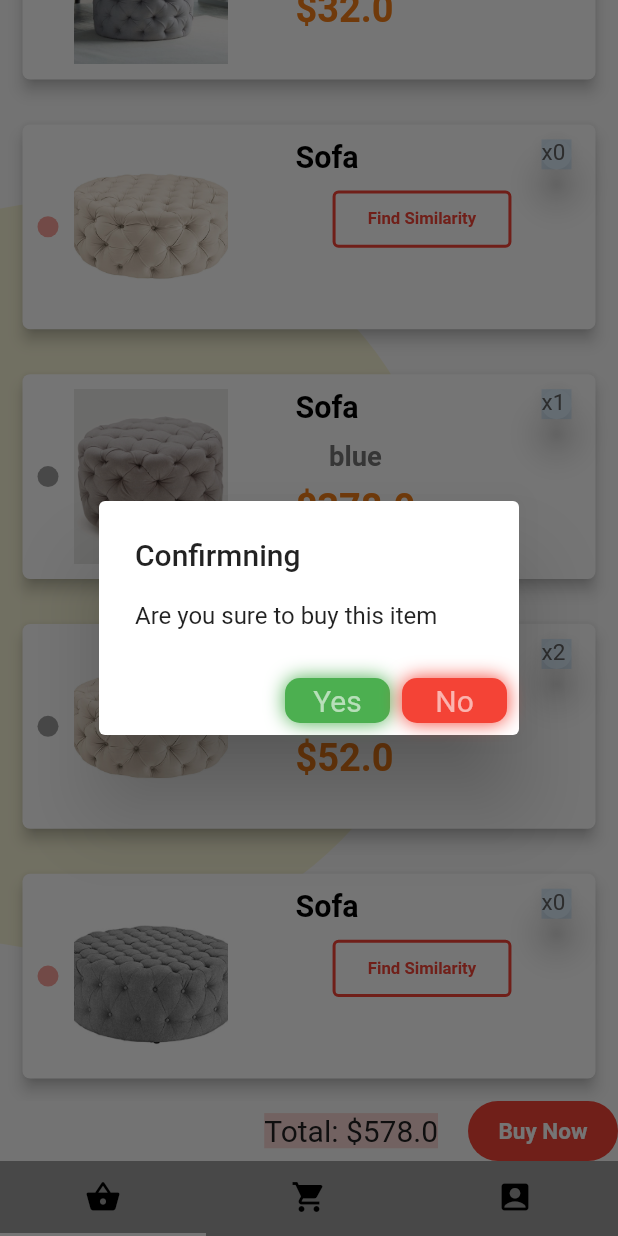
After one commit to yhabbeh/Flutter_UI, a Flutter app: the DashBoard screen opened directly, item 2 of the bottom bar chosen, scrolled down 576 dp, after a tap on "Buy Now", on a phone screen of 412 x 824 dp. The commit adds this screen. Run offline on Flutter 3.47's test engine with Material 2 defaults, Android fonts, the phone set to English and light mode, and no system bars; missing offline and left inert: dart:html; Roboto replaces fonts that are missing (Montserrat); project files that could hold a hidden picture were left out.

Commit message:
28/3/2022

```diff
--- a/lib/furnitureApp/dashBoard.dart
+++ b/lib/furnitureApp/dashBoard.dart
@@ -1,9 +1,8 @@
 import 'dart:html';
 
-import 'package:flutter/gestures.dart';
 import 'package:flutter/material.dart';
-import 'package:mian/furnitureApp/mainFurniture.dart';
 import 'package:mian/furnitureApp/productDescription.dart';
+import 'package:mian/furnitureApp/shoppingCart.dart';
 import 'package:mian/furnitureApp/stateScreen.dart';
 
 class DashBoard extends StatefulWidget {
@@ -14,7 +13,14 @@ class DashBoard extends StatefulWidget {
   State<DashBoard> createState() => _DashBoardState();
 }
 
-class _DashBoardState extends State<DashBoard> {
+class _DashBoardState extends State<DashBoard> with SingleTickerProviderStateMixin {
+  TabController? tabController;
+
+  @override
+  void initState() {
+    super.initState();
+    tabController = TabController(length: 3, vsync: this);
+  }
   List<bool> isFavorite = [true,true,false,true,true,true,false,true];
   bool changFavourite(getColor) {
     setState(() {
@@ -284,6 +290,33 @@ class _DashBoardState extends State<DashBoard> {
           )
         ],
       ),
+      bottomNavigationBar: Material(
+        color: Colors.grey,
+        child: TabBar(
+          controller: tabController,
+          indicatorColor: Colors.white,
+          tabs: [
+            IconButton(
+                onPressed: () {
+                  Navigator.push(context,
+                      MaterialPageRoute(builder: (context) => const DashBoard()));
+                },
+                icon: Icon(Icons.shopping_basket, color: Colors.black)),
+            IconButton(
+                onPressed: () {
+                  Navigator.push(context,
+                      MaterialPageRoute(builder: (context) => const ShoppingCart()));
+                },
+                icon: const Icon(Icons.shopping_cart, color: Colors.black)),
+            IconButton(
+                onPressed: () {
+                  Navigator.push(context,
+                      MaterialPageRoute(builder: (context) => const StateScreen()));
+                },
+                icon: Icon(Icons.account_box, color: Colors.black)),
+          ],
+        ),
+      ),
     );
   }
 
--- a/lib/furnitureApp/mainFurniture.dart
+++ b/lib/furnitureApp/mainFurniture.dart
@@ -1,6 +1,7 @@
 
 import 'package:flutter/material.dart';
 import 'package:mian/furnitureApp/productDescription.dart';
+import 'package:mian/furnitureApp/shoppingCart.dart';
 import 'package:mian/furnitureApp/stateScreen.dart';
 
 import 'dashBoard.dart';
@@ -15,7 +16,7 @@ class MyApp extends StatelessWidget {
   Widget build(BuildContext context) {
     return const MaterialApp(
       debugShowCheckedModeBanner: false,
-        home: ProductDescriptions(),//StateScreen(),//DashBoard(),
+        home: ShoppingCart(),//DashBoard(),//ProductDescriptions(),//StateScreen(),//
     );
   }
 }
--- a/lib/furnitureApp/productDescription.dart
+++ b/lib/furnitureApp/productDescription.dart
@@ -1,6 +1,7 @@
-import 'package:flutter/cupertino.dart';
 import 'package:flutter/material.dart';
 import 'package:flutter/rendering.dart';
+import 'package:mian/furnitureApp/shoppingCart.dart';
+import 'package:mian/furnitureApp/stateScreen.dart';
 
 import 'dashBoard.dart';
 
@@ -11,7 +12,14 @@ class ProductDescriptions extends StatefulWidget {
   State<ProductDescriptions> createState() => _ProductDescriptionsState();
 }
 
-class _ProductDescriptionsState extends State<ProductDescriptions> {
+class _ProductDescriptionsState extends State<ProductDescriptions>with SingleTickerProviderStateMixin {
+  TabController? tabController;
+
+  @override
+  void initState() {
+    super.initState();
+    tabController = TabController(length: 3, vsync: this);
+  }
   int photoIndex = 0;
 
   List<String> photos = [
@@ -300,6 +308,33 @@ class _ProductDescriptionsState extends State<ProductDescriptions> {
           )
         ],
       ),
+      bottomNavigationBar: Material(
+        color: Colors.grey,
+        child: TabBar(
+          controller: tabController,
+          indicatorColor: Colors.white,
+          tabs: [
+            IconButton(
+                onPressed: () {
+                  Navigator.push(context,
+                      MaterialPageRoute(builder: (context) => const DashBoard()));
+                },
+                icon: Icon(Icons.shopping_basket, color: Colors.black)),
+            IconButton(
+                onPressed: () {
+                  Navigator.push(context,
+                      MaterialPageRoute(builder: (context) => const ShoppingCart()));
+                },
+                icon: const Icon(Icons.shopping_cart, color: Colors.black)),
+            IconButton(
+                onPressed: () {
+                  Navigator.push(context,
+                      MaterialPageRoute(builder: (context) => const StateScreen()));
+                },
+                icon: Icon(Icons.account_box, color: Colors.black)),
+          ],
+        ),
+      ),
     );
   }
 }
--- /dev/null
+++ b/lib/furnitureApp/shoppingCart.dart
@@ -0,0 +1,334 @@
+import 'package:flutter/material.dart';
+import 'package:mian/furnitureApp/stateScreen.dart';
+import 'package:mian/furnitureApp/widgets/confirmingDialog.dart';
+
+import 'dashBoard.dart';
+
+class ShoppingCart extends StatefulWidget {
+  const ShoppingCart({Key? key}) : super(key: key);
+
+  @override
+  State<ShoppingCart> createState() => _ShoppingCartState();
+}
+
+class _ShoppingCartState extends State<ShoppingCart>
+    with SingleTickerProviderStateMixin {
+  TabController? tabController;
+
+  @override
+  void initState() {
+    super.initState();
+    tabController = TabController(length: 3, vsync: this);
+  }
+
+  List<bool> available = [true, false, true, true, false];
+  List<String> color = ["grey", "green", "blue", "black", "black"];
+  List<String> imgpath = [
+    "assets/otto2.jpeg",
+    "assets/otto3.jpg",
+    "assets/otto4.jpg",
+    "assets/otto5.jpg",
+    "assets/ottoman.jpg",
+  ];
+  List<int> counter = [3, 0, 1, 2, 0];
+  List<String> itemName = ["Sofa", "Sofa", "Sofa", "Sofa", "Sofa"];
+  List<double> price = [
+    32,
+    332,
+    378,
+    52,
+    35,
+  ];
+
+  //
+
+  double getTotal() {
+    double x = 0;
+    for (int i = 0; i < available.length; i++) {
+      available[i] ? x += price[i] * counter[i] : null;
+    }
+    return x;
+  }
+
+  @override
+  Widget build(BuildContext context) {
+    double width = MediaQuery.of(context).size.width;
+    double height = MediaQuery.of(context).size.height;
+    double total = getTotal();
+    return Scaffold(
+      body: ListView(
+        children: [
+          Stack(
+            children: [
+              Container(
+                height: 260,
+                width: double.infinity,
+                color: const Color(0xFFFDD148),
+              ),
+              Positioned(
+                bottom: 100,
+                left: -200,
+                child: Container(
+                  width: 500,
+                  height: 500,
+                  decoration: BoxDecoration(
+                      borderRadius: BorderRadius.circular(250),
+                      color: const Color(0x5df3e997)),
+                ),
+              ),
+              Positioned(
+                right: 25,
+                top: 20,
+                child: Container(
+                  width: 150,
+                  height: 150,
+                  decoration: BoxDecoration(
+                      borderRadius: BorderRadius.circular(250),
+                      color: const Color(0x5df3e997)),
+                ),
+              ),
+              Padding(
+                padding: const EdgeInsets.only(left: 20, top: 15),
+                child: IconButton(
+                  icon: const Icon(Icons.arrow_back_ios),
+                  color: Colors.black,
+                  iconSize: 25,
+                  onPressed: () {
+                    Navigator.push(
+                        context,
+                        MaterialPageRoute(
+                            builder: (context) => const DashBoard()));
+                  },
+                ),
+              ),
+              const Positioned(
+                  top: 100,
+                  left: 100,
+                  child: Text(
+                    "Shopping Cart",
+                    style: TextStyle(fontSize: 40, fontWeight: FontWeight.bold),
+                  )),
+              Padding(
+                  padding: const EdgeInsets.only(top: 200.0),
+                  child: ListView.builder(
+                    shrinkWrap: true,
+                    itemCount: available.length,
+                    itemBuilder: (context, index) => _buildMenueitems(
+                      available: available[index],
+                      color: color[index],
+                      width: width,
+                      imgPath: imgpath[index],
+                      counter: counter[index],
+                      itemName: itemName[index],
+                      price: price[index],
+                    ),
+                  )),
+            ],
+          ),
+          Row(
+            mainAxisAlignment: MainAxisAlignment.end,
+            children: [
+              Text('Total: \$' + total.toString(),
+                  style: TextStyle(
+                      color: Colors.grey.shade900,
+                      fontSize: 20,
+                      backgroundColor: Colors.red.withOpacity(0.2))),
+              const SizedBox(
+                width: 20,
+              ),
+              InkWell(
+                onTap: () {
+                  ConfirmingDialogButton(context: context);
+                },
+                /*
+                * here trying to reset total of amount paying in page */
+                child: Container(
+                  width: 100,
+                  height: 40,
+                  decoration: BoxDecoration(
+                      borderRadius: BorderRadius.circular(20),
+                      color: Colors.red),
+                  child: const Center(
+                    child: Text(
+                      "Buy Now",
+                      style: TextStyle(
+                          color: Colors.white,
+                          fontWeight: FontWeight.bold,
+                          fontSize: 15),
+                    ),
+                  ),
+                ),
+              )
+            ],
+          )
+        ],
+      ),
+      bottomNavigationBar: Material(
+        color: Colors.grey,
+        child: TabBar(
+          controller: tabController,
+          indicatorColor: Colors.white,
+          tabs: [
+            IconButton(
+                onPressed: () {
+                  Navigator.push(
+                      context,
+                      MaterialPageRoute(
+                          builder: (context) => const DashBoard()));
+                },
+                icon: const Icon(Icons.shopping_basket, color: Colors.black)),
+            IconButton(
+                onPressed: () {
+                  Navigator.push(
+                      context,
+                      MaterialPageRoute(
+                          builder: (context) => const ShoppingCart()));
+                },
+                icon: const Icon(Icons.shopping_cart, color: Colors.black)),
+            IconButton(
+                onPressed: () {
+                  Navigator.push(
+                      context,
+                      MaterialPageRoute(
+                          builder: (context) => const StateScreen()));
+                },
+                icon: const Icon(Icons.account_box, color: Colors.black)),
+          ],
+        ),
+      ),
+    );
+  }
+
+  Widget _buildMenueitems(
+      {required bool available,
+      required double width,
+      required String itemName,
+      required String color,
+      required double price,
+      required String imgPath,
+      required int counter}) {
+    return Padding(
+        padding: const EdgeInsets.all(15),
+        child: Material(
+          borderRadius: BorderRadius.circular(5),
+          elevation: 4,
+          color: Colors.white,
+          child: Container(
+              height: 50 + width * 0.21,
+              width: width,
+              decoration: BoxDecoration(
+                borderRadius: BorderRadius.circular(5),
+              ),
+              child: Padding(
+                padding: const EdgeInsets.all(10.0),
+                child: Row(
+                  mainAxisAlignment: MainAxisAlignment.start,
+                  crossAxisAlignment: CrossAxisAlignment.start,
+                  children: [
+                    Center(
+                      child: Container(
+                        height: 14,
+                        width: 14,
+                        decoration: BoxDecoration(
+                            borderRadius: BorderRadius.circular(7),
+                            color: available
+                                ? Colors.grey
+                                : Colors.red.withOpacity(0.5)),
+                      ),
+                    ),
+                    const SizedBox(
+                      width: 10,
+                    ),
+                    Container(
+                      width: width * 0.25,
+                      decoration: BoxDecoration(
+                          image: DecorationImage(
+                        image: AssetImage(imgPath),
+                        fit: BoxFit.cover,
+                      )),
+                    ),
+                    Container(
+                      padding: const EdgeInsets.only(left: 45),
+                      width: width * 0.75 - 100,
+                      child: Column(
+                        crossAxisAlignment: CrossAxisAlignment.start,
+                        children: [
+                          Text(itemName,
+                              style: TextStyle(
+                                color: Colors.black,
+                                fontSize: width * 0.025 + 10,
+                                fontWeight: FontWeight.bold,
+                              )),
+                          available
+                              ? Column(
+                                  children: [
+                                    const SizedBox(
+                                      height: 10,
+                                    ),
+                                    Text(
+                                      color,
+                                      style: TextStyle(
+                                        color: Colors.grey.shade600,
+                                        fontSize: width * 0.02 + 10,
+                                        fontWeight: FontWeight.bold,
+                                      ),
+                                    ),
+                                    const SizedBox(
+                                      height: 10,
+                                    ),
+                                    Text('\$' + price.toString(),
+                                        style: TextStyle(
+                                          color: Colors.yellow.shade900,
+                                          fontSize: width * 0.025 + 15,
+                                          fontWeight: FontWeight.bold,
+                                        )),
+                                  ],
+                                )
+                              : Padding(
+                                  padding: EdgeInsets.only(
+                                      left: width * 0.060, top: 10),
+                                  child: Container(
+                                    width: 111 + width * 0.02,
+                                    height: 30 + width * 0.02,
+                                    decoration: BoxDecoration(
+                                        borderRadius: BorderRadius.circular(4),
+                                        border: Border.all(
+                                            color: Colors.red,
+                                            width: 2,
+                                            style: BorderStyle.solid)),
+                                    child: Center(
+                                      child: Text(
+                                        "Find Similarity",
+                                        style: TextStyle(
+                                            color: Colors.red,
+                                            fontSize: width * 0.015 + 5,
+                                            fontWeight: FontWeight.bold),
+                                      ),
+                                    ),
+                                  ),
+                                )
+                        ],
+                      ),
+                    ),
+                    Material(
+                      borderRadius: BorderRadius.circular(10),
+                      elevation: 10,
+                      child: Container(
+                        width: 20,
+                        height: 20,
+                        color: Colors.blue.withOpacity(0.15),
+                        child: Text(
+                          'x' + counter.toString(),
+                          style: TextStyle(
+                            fontSize: 15,
+                            color: Colors.grey.shade700,
+                          ),
+                        ),
+                      ),
+                    )
+                  ],
+                ),
+              )),
+        ));
+  }
+}
--- a/lib/furnitureApp/stateScreen.dart
+++ b/lib/furnitureApp/stateScreen.dart
@@ -1,6 +1,7 @@
 import 'package:flutter/cupertino.dart';
 import 'package:flutter/material.dart';
 import 'package:mian/furnitureApp/dashBoard.dart';
+import 'package:mian/furnitureApp/shoppingCart.dart';
 
 class StateScreen extends StatefulWidget {
   const StateScreen({Key? key}) : super(key: key);
@@ -9,7 +10,14 @@ class StateScreen extends StatefulWidget {
   State<StateScreen> createState() => _StateScreenState();
 }
 
-class _StateScreenState extends State<StateScreen> {
+class _StateScreenState extends State<StateScreen> with SingleTickerProviderStateMixin {
+  TabController? tabController;
+
+  @override
+  void initState() {
+    super.initState();
+    tabController = TabController(length: 3, vsync: this);
+  }
   @override
   Widget build(BuildContext context) {
     return Scaffold(
@@ -230,6 +238,33 @@ class _StateScreenState extends State<StateScreen> {
           )
         ],
       ),
+      bottomNavigationBar: Material(
+        color: Colors.grey,
+        child: TabBar(
+          controller: tabController,
+          indicatorColor: Colors.white,
+          tabs: [
+            IconButton(
+                onPressed: () {
+                  Navigator.push(context,
+                      MaterialPageRoute(builder: (context) => const DashBoard()));
+                },
+                icon: const Icon(Icons.shopping_basket, color: Colors.black)),
+            IconButton(
+                onPressed: () {
+                  Navigator.push(context,
+                      MaterialPageRoute(builder: (context) => const ShoppingCart()));
+                },
+                icon: const Icon(Icons.shopping_cart, color: Colors.black)),
+            IconButton(
+                onPressed: () {
+                  Navigator.push(context,
+                      MaterialPageRoute(builder: (context) => const StateScreen()));
+                },
+                icon: Icon(Icons.account_box, color: Colors.black)),
+          ],
+        ),
+      ),
     );
   }
 
--- /dev/null
+++ b/lib/furnitureApp/widgets/confirmingDialog.dart
@@ -0,0 +1,57 @@
+import 'package:flutter/cupertino.dart';
+import 'package:flutter/material.dart';
+
+void ConfirmingDialogButton({
+  required BuildContext context,
+}) => showDialog(
+    barrierDismissible: true,
+    context: context,
+    builder: (BuildContext context) {
+      return AlertDialog(
+        title: Text("Confirmning"),
+        content: Text("Are you sure to buy this item "),
+        actions: [
+          InkWell(
+            onTap: () {
+              Navigator.of(context).pop();
+            },
+            child: Container(
+              width: 70,
+            height: 30,
+              decoration: BoxDecoration(
+                borderRadius: BorderRadius.circular(10),
+                color: Colors.green,
+                boxShadow: const [BoxShadow(color: Colors.green,blurRadius:10)]
+                        ),
+
+              child: const Center(
+                child:  Text(
+                  "Yes",
+                  style: TextStyle(fontSize:20, color: Colors.white60,fontFamily: "Montserrat"),
+                ),
+              ),
+            ),
+          ),
+          InkWell(
+            onTap: () {
+              Navigator.of(context).pop();
+            },
+            child: Container(
+              width: 70,
+              height: 30,
+              decoration: BoxDecoration(
+                  borderRadius: BorderRadius.circular(10),
+                  color: Colors.red,
+                  boxShadow: const [BoxShadow(color: Colors.red,blurRadius:10)]
+              ),
+              child:const Center(
+                child:  Text(
+                  "No",
+                  style: TextStyle(fontSize: 20, color: Colors.white60,fontFamily: "Montserrat"),
+                ),
+              ),
+            ),
+          ),
+        ],
+      );
+    });
```
